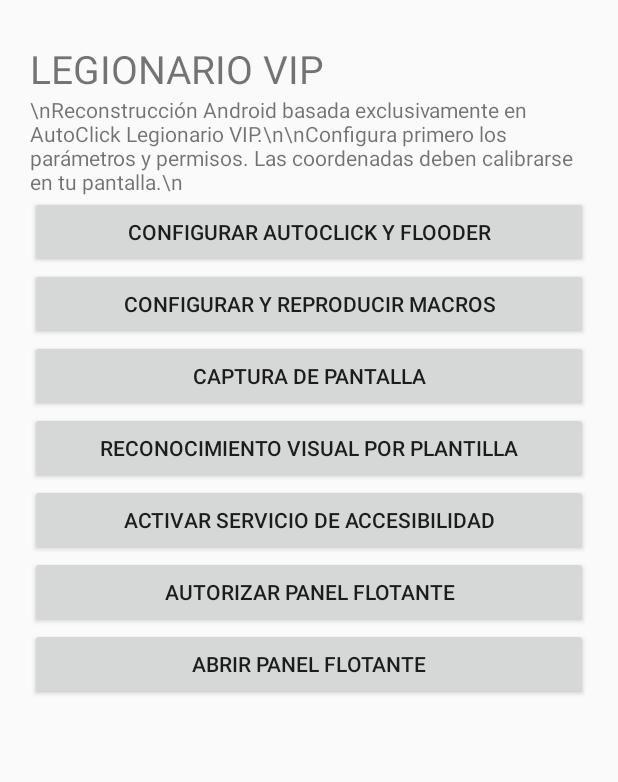
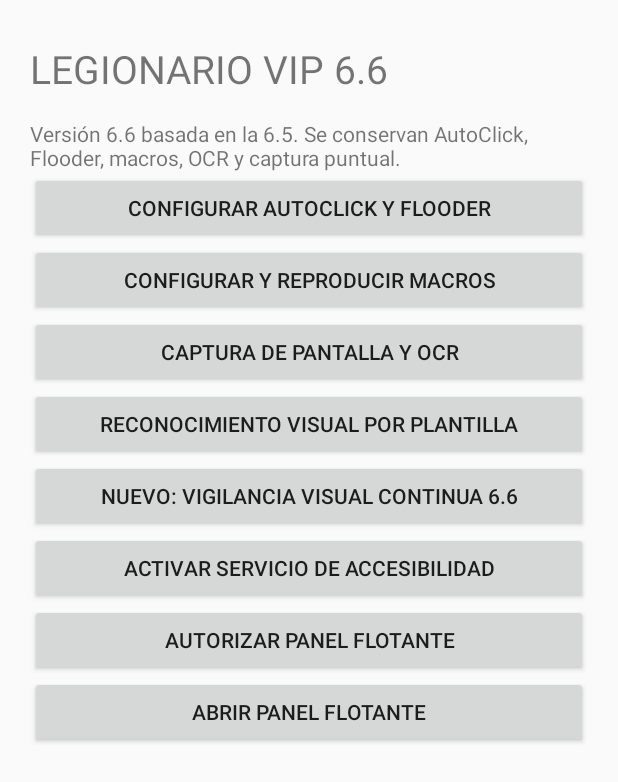
Before and after one commit to Jordyleandro/AutoClick-Legionario-VIP, an Android app: the screen it shows after launch (MainActivity), on a phone screen of 412 x 824 dp. Shown: the top 782 px of the screen. Run offline under Robolectric (Android 15) with nearby library versions, the phone set to English and light mode, and no system bars.

Commit message:
Add v6.6 visual monitoring entry point

```diff
--- a/app/src/main/java/com/autoclicker/android/MainActivity.java
+++ b/app/src/main/java/com/autoclicker/android/MainActivity.java
@@ -17,12 +17,12 @@ public class MainActivity extends Activity {
         layout.setPadding(30, 42, 30, 30);
 
         TextView title = new TextView(this);
-        title.setText("LEGIONARIO VIP");
+        title.setText("LEGIONARIO VIP 6.6");
         title.setTextSize(26);
         layout.addView(title);
 
         TextView info = new TextView(this);
-        info.setText("\\nReconstrucción Android basada exclusivamente en AutoClick Legionario VIP.\\n\\nConfigura primero los parámetros y permisos. Las coordenadas deben calibrarse en tu pantalla.\\n");
+        info.setText("\nVersión 6.6 basada en la 6.5. Se conservan AutoClick, Flooder, macros, OCR y captura puntual.");
         layout.addView(info);
 
         Button config = new Button(this);
@@ -36,7 +36,7 @@ public class MainActivity extends Activity {
         layout.addView(macros);
 
         Button capture = new Button(this);
-        capture.setText("CAPTURA DE PANTALLA");
+        capture.setText("CAPTURA DE PANTALLA Y OCR");
         capture.setOnClickListener(v -> startActivity(new Intent(this, ScreenCaptureActivity.class)));
         layout.addView(capture);
 
@@ -44,6 +44,11 @@ public class MainActivity extends Activity {
         visual.setText("RECONOCIMIENTO VISUAL POR PLANTILLA");
         visual.setOnClickListener(v -> startActivity(new Intent(this, ImageRecognitionActivity.class)));
         layout.addView(visual);
+
+        Button monitor = new Button(this);
+        monitor.setText("NUEVO: VIGILANCIA VISUAL CONTINUA 6.6");
+        monitor.setOnClickListener(v -> startActivity(new Intent(this, VisualMonitoringActivity.class)));
+        layout.addView(monitor);
 
         Button accessibility = new Button(this);
         accessibility.setText("ACTIVAR SERVICIO DE ACCESIBILIDAD");
```
